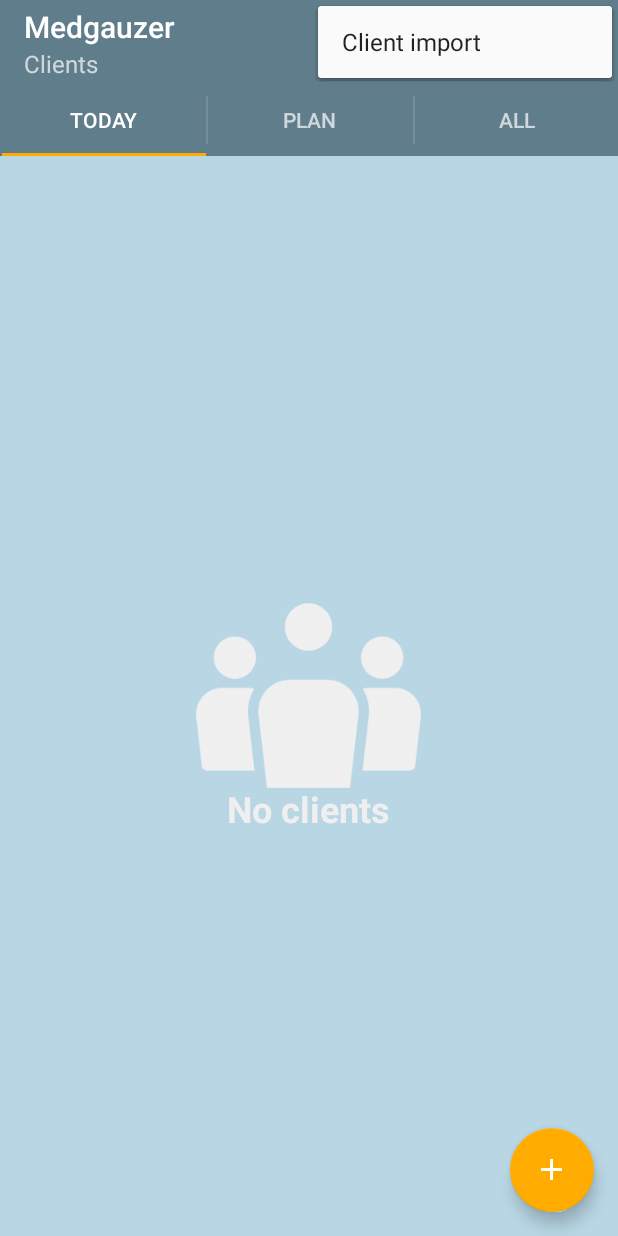
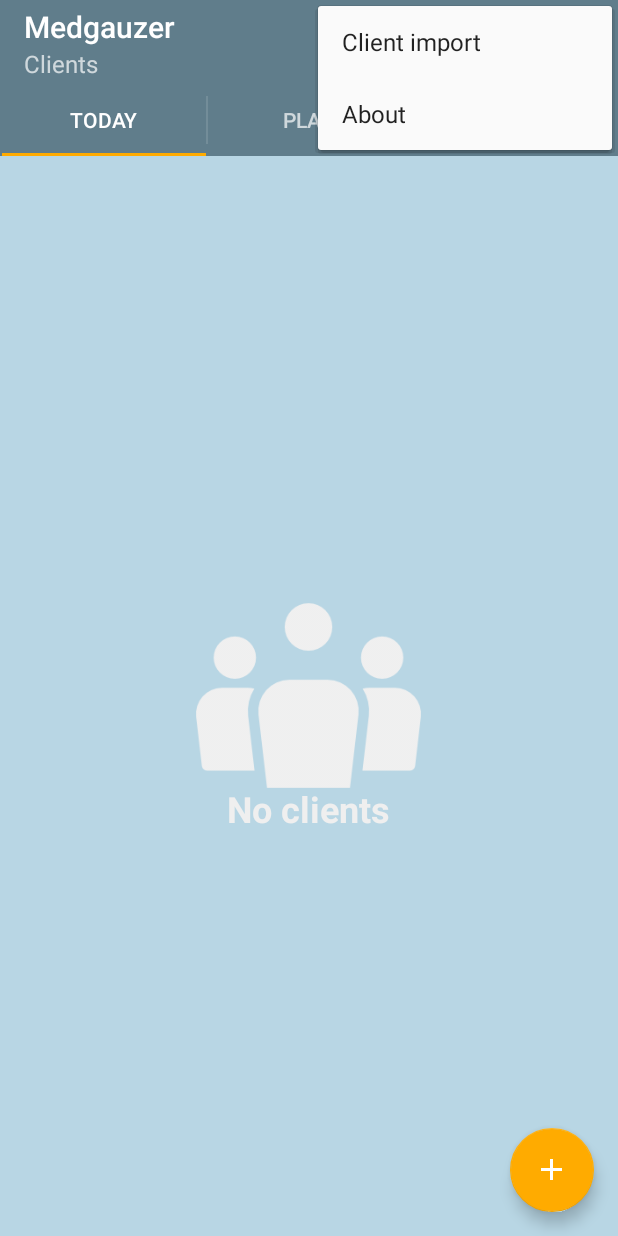
Before and after one commit to SMedgaus/Medgauzer.TradeManager, an Android app: the screen it shows after launch (MainActivity), with the options menu open, on a phone screen of 412 x 824 dp. Run offline under Robolectric (Android 15) with nearby library versions, the light colour scheme and no system bars; libraries missing offline, so code that uses them is left out: com.nbsp.materialfilepicker, se.emilsjolander.stickylistheaders; 3 statements that could not run were skipped.

Commit message:
Adds About dialog.

```diff
--- a/app/src/main/res/menu/main_menu.xml
+++ b/app/src/main/res/menu/main_menu.xml
@@ -12,4 +12,9 @@
         <!--android:title="@string/setting"-->
         <!--app:showAsAction="never"/>-->
 
+    <item
+        android:id="@+id/about_action"
+        android:title="@string/about"
+        app:showAsAction="never" />
+
 </menu>
--- a/app/src/main/res/values/strings.xml
+++ b/app/src/main/res/values/strings.xml
@@ -52,4 +52,8 @@
     <string name="working_time">Working time:</string>
     <string name="every">every</string>
     <string name="weeks">week(s)</string>
+    <string name="about">About</string>
+    <string name="ok">Ok</string>
+    <string name="version">Version</string>
+    <string name="author">Author</string>
 </resources>
```
Also changed, not shown: app/src/main/java/medgausapps/trademanager/MainActivity.java (+22 -6 lines), 1 other file.
